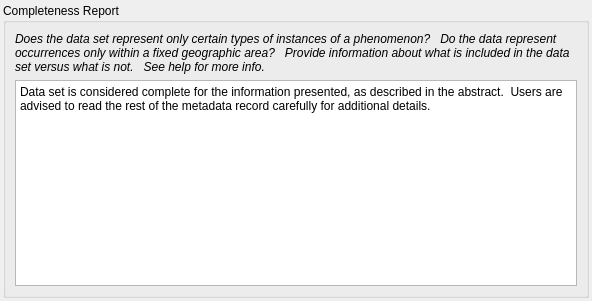
Before: the Qt Designer form pymdwizard/gui/ui_files/Completeness.ui in DOI-USGS/fort-pymdwizard, drawn with Qt 5.
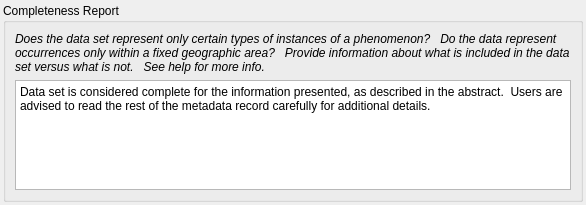
After: the same form once the commit is applied.

```diff
--- a/pymdwizard/gui/ui_files/Completeness.ui
+++ b/pymdwizard/gui/ui_files/Completeness.ui
@@ -6,8 +6,8 @@
    <rect>
     <x>0</x>
     <y>0</y>
-    <width>592</width>
-    <height>301</height>
+    <width>586</width>
+    <height>205</height>
    </rect>
   </property>
   <property name="font">
@@ -45,6 +45,9 @@
           <italic>true</italic>
          </font>
         </property>
+        <property name="styleSheet">
+         <string notr="true">font: italic;</string>
+        </property>
         <property name="text">
          <string>Does the data set represent only certain types of instances of a phenomenon?   Do the data represent occurrences only within a fixed geographic area?   Provide information about what is included in the data set versus what is not.   See help for more info.</string>
         </property>
```
Left out of the diff: 11 changed lines with no effect on the pictures.
